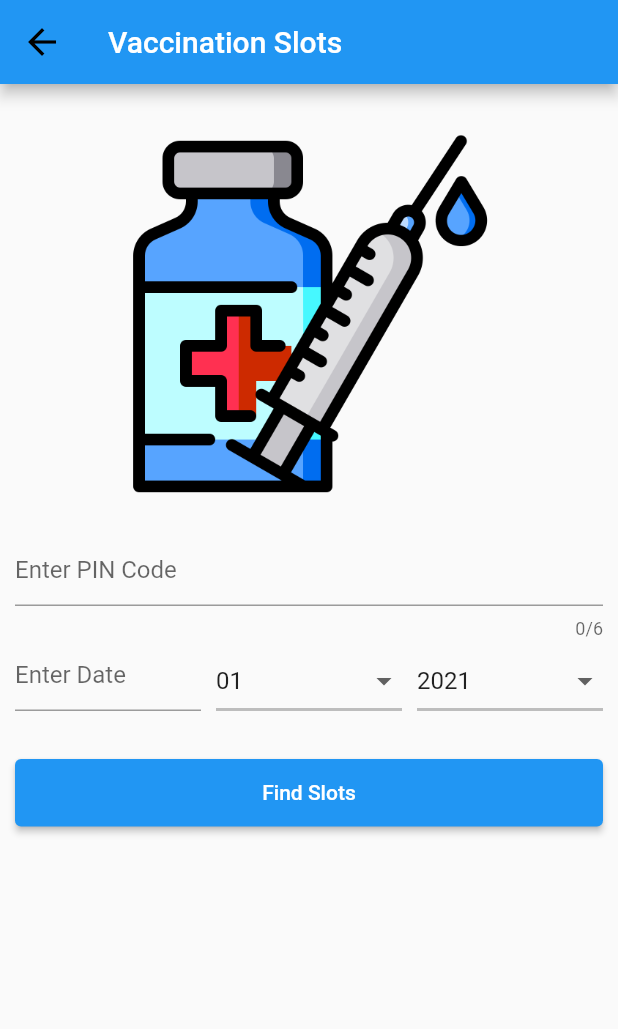
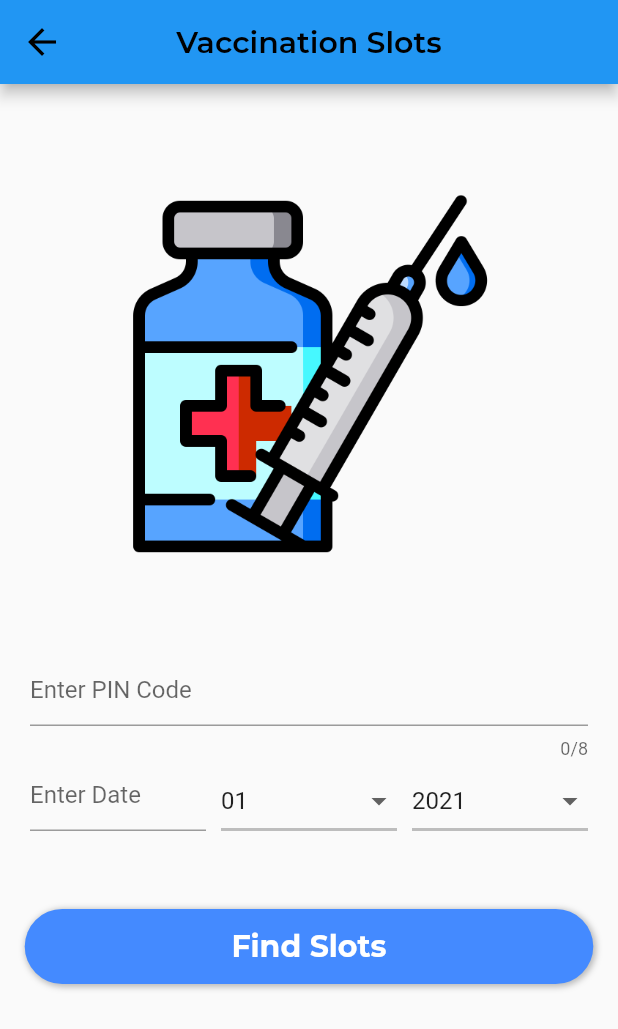
Before and after one commit to jatinkesharwani/Covid_Tracker_Application, a Flutter app: the VaccineSlots screen opened directly, on a phone screen of 412 x 824 dp. Shown: the top 1029 px of the screen. Run offline on Flutter 3.47's test engine with Material 2 defaults, Android fonts, the phone set to English and light mode, and no system bars; drawn by our look-alikes of auto_size_text; our stand-ins replace bloc, cached_network_image, carousel_slider, flushbar, flutter_bloc, rxdart and 3 more; accounts and stored records are empty.

Commit message:
refactor: validator, textfield

```diff
--- /dev/null
+++ b/lib/Bloc/vaccine_slots_bloc.dart
@@ -0,0 +1,52 @@
+import 'dart:async';
+import 'package:rxdart/rxdart.dart';
+
+class Bloc{
+  // Declare streams
+  final _textController = BehaviorSubject<String>();
+  final _textController1 = BehaviorSubject<String>();
+
+  // set Data
+
+  Function(String) get inPinCode => _textController.sink.add;
+  Function(String) get inEnterDate => _textController1.sink.add;
+
+  Stream<String> get outPinCode => _textController.stream.transform(pincodeValidator);
+  Stream<String> get outEnterDate => _textController1.stream.transform(dateValidator);
+
+  Stream<bool> get submitCheck => Rx.combineLatest2(outPinCode,outEnterDate,(e,p) => true);
+
+  var pincodeValidator = StreamTransformer<String, String>.fromHandlers(
+
+      handleData: (textField, sink) {
+        bool phoneValid = RegExp(r'^[0-9]{6,8}$').hasMatch(textField);
+        if (phoneValid) {
+          sink.add(textField);
+        }
+        else {
+          sink.addError("Field is not valid");
+        }
+      }
+  );
+  var dateValidator = StreamTransformer<String, String>.fromHandlers(
+
+      handleData: (textField, sink) {
+        bool phoneValid = RegExp(r'^[0-9]{2}$').hasMatch(textField);
+        if (phoneValid) {
+          sink.add(textField);
+        }
+        else {
+          sink.addError("Field is not valid");
+        }
+      }
+  );
+
+  dispose(){
+    _textController.close();
+    _textController1.close();
+  }
+
+  //Functiions
+  submit(){
+  }
+}
--- a/lib/screens/vaccine_slots_page.dart
+++ b/lib/screens/vaccine_slots_page.dart
@@ -1,5 +1,7 @@
 import 'dart:convert';
+import 'package:auto_size_text/auto_size_text.dart';
 import 'package:covid19_tracker/Bloc/navigation_bloc.dart';
+import 'package:covid19_tracker/Bloc/vaccine_slots_bloc.dart';
 import 'package:covid19_tracker/models/vaccine_slots_model.dart';
 import 'package:covid19_tracker/widgets/sidebar/sidebar_layout.dart';
 import 'package:flutter/material.dart';
@@ -48,8 +50,10 @@ class _VaccineSlotsState extends State<VaccineSlots> {
 
   @override
   Widget build(BuildContext context) {
+    final bloc = Bloc();
     return Scaffold(
       appBar: AppBar(
+        centerTitle: true,
           leading: IconButton(
               onPressed: () => Navigator.of(context).push(
                   MaterialPageRoute(
@@ -60,32 +64,63 @@ class _VaccineSlotsState extends State<VaccineSlots> {
                 color: Colors.black,
                 size: 28,
               )),
-          title: const Text('Vaccination Slots')),
+          title: const AutoSizeText(
+            "Vaccination Slots",
+            style: TextStyle(
+              fontSize: 20,
+              fontFamily: "Montserrat",
+              color: Colors.black,
+              fontWeight: FontWeight.w600,
+            ),
+            minFontSize: 14,
+            stepGranularity: 2,
+            maxLines: 1,
+          )),
       body: SingleChildScrollView(
         child: Container(
           padding: const EdgeInsets.all(10),
           height: MediaQuery.of(context).size.height,
           width: MediaQuery.of(context).size.width,
           child: Column(children: [
+            const SizedBox(height: 40,),
             Container(
               margin: const EdgeInsets.all(20),
               height: 250,
               child: Image.asset('assets/intro/vaccine.png'),
             ),
-            TextField(
+            const SizedBox(height: 40,),
+            Padding(
+              padding: const EdgeInsets.only(left: 10,right: 10),
+              child: StreamBuilder<String>(
+                stream: bloc.outPinCode,
+                builder: (context, snapshot) => TextField(
+                  onChanged: bloc.inPinCode,
                   controller: pincodecontroller,
                   keyboardType: TextInputType.number,
-              maxLength: 6,
-              decoration: const InputDecoration(hintText: 'Enter PIN Code'),
+                  maxLength: 8,
+                  decoration: InputDecoration(
+                      hintText: 'Enter PIN Code',
+                      errorText: snapshot.error,),
                 ),
-            Row(
+              ),
+            ),
+            Padding(
+              padding: const EdgeInsets.only(left: 10,right: 10),
+              child: Row(
                 children: [
                   Expanded(
                     child: SizedBox(
                       height: 60,
-                    child: TextField(
+                      child: StreamBuilder<String>(
+                        stream: bloc.outEnterDate,
+                        builder: (context, snapshot) => TextField(
+                          onChanged: bloc.inEnterDate,
                           controller: daycontroller,
-                      decoration: const InputDecoration(hintText: 'Enter Date'),
+                          decoration: InputDecoration(
+                              hintText: 'Enter Date',
+                            errorText: snapshot.error,
+                          ),
+                        ),
                       ),
                     ),
                   ),
@@ -166,19 +201,42 @@ class _VaccineSlotsState extends State<VaccineSlots> {
                   ),
                 ],
               ),
-            const SizedBox(height: 20),
-            SizedBox(
-                width: double.infinity,
-                height: 45,
-                child: ElevatedButton(
-                  style: ButtonStyle(
-                      backgroundColor: MaterialStateProperty.all(
-                          Theme.of(context).primaryColor)),
-                  onPressed: () {
+            ),
+            const SizedBox(height: 40),
+            GestureDetector(
+                onTap: () {
                   fetchslots();
                 },
-                  child: const Text('Find Slots'),
-                ))
+                child: Container(
+                  width: MediaQuery.of(context).size.width * .92,
+                  height: 50,
+                  decoration: const BoxDecoration(
+                    color: Colors.blueAccent,
+                    borderRadius: BorderRadius.all(
+                      Radius.circular(30),
+                    ),
+                    boxShadow: [
+                      BoxShadow(
+                        color: Colors.black26,
+                        offset: Offset(1, 1),
+                        spreadRadius: 1,
+                        blurRadius: 3,
+                      )
+                    ],
+                  ),
+                  child: const Center(
+                    child: Text(
+                      "Find Slots",
+                      style: TextStyle(
+                        color: Colors.white,
+                        fontWeight: FontWeight.bold,
+                        fontSize: 20,
+                        fontFamily: "Montserrat",
+                      ),
+                    ),
+                  ),
+                ),
+              ),
           ]),
         ),
       ),
```
Also changed, not shown: lib/models/vaccine_slots_model.dart (+26 -1 lines). Lines whose indentation alone changed are shown as unchanged.
